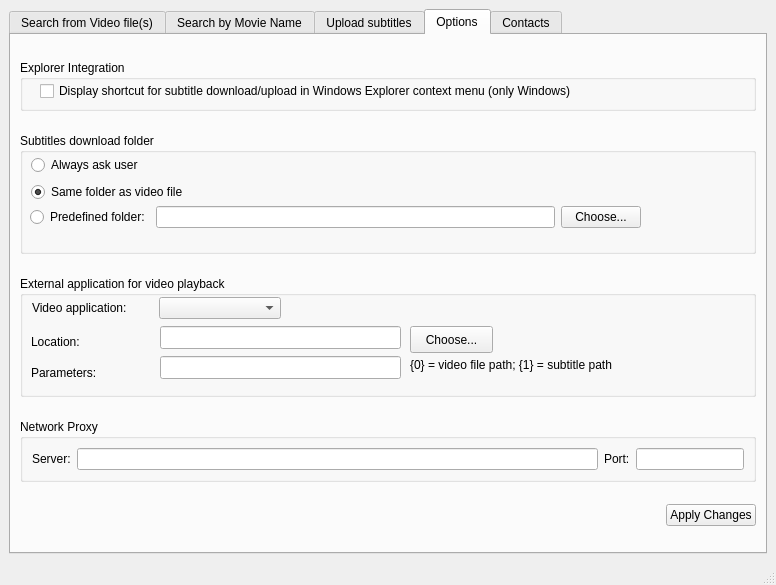
Old version of the form gui/main.ui in the repository mamboitaliano21/subdownloader.
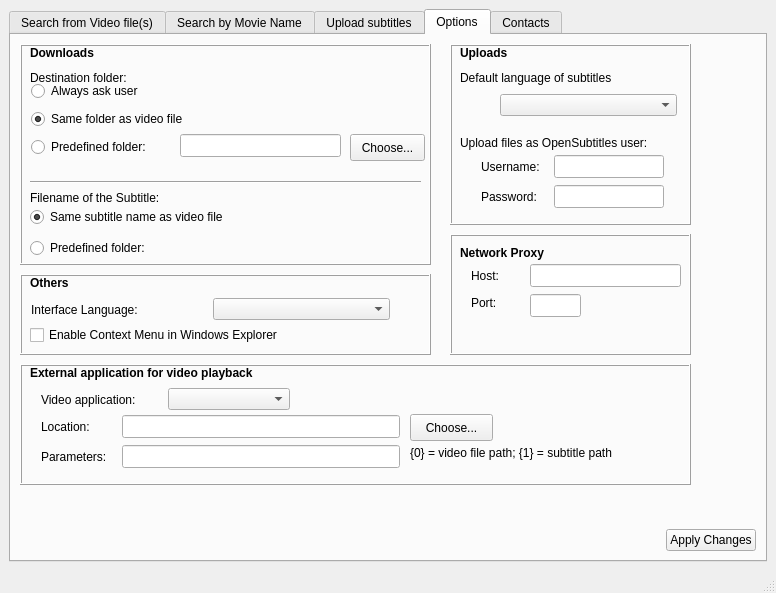
New version of the form. The open tabs and pages were chosen to show the change. Icons and pictures are not drawn. Custom widgets are drawn as their Qt base class.

Commit message: Interface has changed for the Options TAB.

The edit to the form file:
```diff
--- a/gui/main.ui
+++ b/gui/main.ui
@@ -6,7 +6,7 @@
     <x>0</x>
     <y>0</y>
     <width>776</width>
-    <height>585</height>
+    <height>593</height>
    </rect>
   </property>
   <property name="windowTitle" >
@@ -734,277 +734,594 @@
        </attribute>
        <layout class="QVBoxLayout" >
         <item>
-         <widget class="QGroupBox" name="groupBox_3" >
-          <property name="sizePolicy" >
-           <sizepolicy vsizetype="Fixed" hsizetype="Expanding" >
-            <horstretch>0</horstretch>
-            <verstretch>0</verstretch>
-           </sizepolicy>
+         <widget class="QFrame" name="frame_6" >
+          <property name="frameShape" >
+           <enum>QFrame::NoFrame</enum>
           </property>
-          <property name="minimumSize" >
-           <size>
-            <width>0</width>
-            <height>51</height>
-           </size>
+          <property name="frameShadow" >
+           <enum>QFrame::Raised</enum>
           </property>
-          <property name="title" >
-           <string>Explorer Integration</string>
-          </property>
-          <widget class="QCheckBox" name="checkBox" >
+          <widget class="QFrame" name="frame_4" >
            <property name="geometry" >
             <rect>
-             <x>20</x>
-             <y>20</y>
-             <width>621</width>
-             <height>22</height>
+             <x>430</x>
+             <y>190</y>
+             <width>241</width>
+             <height>121</height>
             </rect>
            </property>
-           <property name="sizePolicy" >
-            <sizepolicy vsizetype="Preferred" hsizetype="Maximum" >
-             <horstretch>0</horstretch>
-             <verstretch>0</verstretch>
-            </sizepolicy>
+           <property name="frameShape" >
+            <enum>QFrame::Box</enum>
            </property>
-           <property name="minimumSize" >
-            <size>
-             <width>0</width>
-             <height>22</height>
-            </size>
+           <property name="frameShadow" >
+            <enum>QFrame::Raised</enum>
            </property>
-           <property name="text" >
-            <string>Display shortcut for subtitle download/upload in Windows Explorer context menu (only Windows)</string>
-           </property>
+           <widget class="QLabel" name="label_22" >
+            <property name="geometry" >
+             <rect>
+              <x>10</x>
+              <y>10</y>
+              <width>111</width>
+              <height>18</height>
+             </rect>
+            </property>
+            <property name="font" >
+             <font>
+              <weight>75</weight>
+              <bold>true</bold>
+             </font>
+            </property>
+            <property name="text" >
+             <string>Network Proxy</string>
+            </property>
+           </widget>
+           <widget class="QLineEdit" name="lineEdit" >
+            <property name="geometry" >
+             <rect>
+              <x>80</x>
+              <y>30</y>
+              <width>151</width>
+              <height>23</height>
+             </rect>
+            </property>
+           </widget>
+           <widget class="QLabel" name="label_14" >
+            <property name="geometry" >
+             <rect>
+              <x>21</x>
+              <y>58</y>
+              <width>44</width>
+              <height>22</height>
+             </rect>
+            </property>
+            <property name="text" >
+             <string>Port:</string>
+            </property>
+           </widget>
+           <widget class="QLineEdit" name="lineEdit_3" >
+            <property name="geometry" >
+             <rect>
+              <x>80</x>
+              <y>60</y>
+              <width>51</width>
+              <height>23</height>
+             </rect>
+            </property>
+            <property name="sizePolicy" >
+             <sizepolicy vsizetype="Fixed" hsizetype="Fixed" >
+              <horstretch>0</horstretch>
+              <verstretch>0</verstretch>
+             </sizepolicy>
+            </property>
+           </widget>
+           <widget class="QLabel" name="label_13" >
+            <property name="geometry" >
+             <rect>
+              <x>21</x>
+              <y>31</y>
+              <width>44</width>
+              <height>22</height>
+             </rect>
+            </property>
+            <property name="text" >
+             <string>Host:</string>
+            </property>
+           </widget>
           </widget>
-         </widget>
-        </item>
-        <item>
-         <widget class="QGroupBox" name="groupBox_5" >
-          <property name="sizePolicy" >
-           <sizepolicy vsizetype="Fixed" hsizetype="Expanding" >
-            <horstretch>0</horstretch>
-            <verstretch>0</verstretch>
-           </sizepolicy>
-          </property>
-          <property name="minimumSize" >
-           <size>
-            <width>0</width>
-            <height>121</height>
-           </size>
-          </property>
-          <property name="title" >
-           <string>Subtitles download folder</string>
-          </property>
-          <widget class="QWidget" name="" >
+          <widget class="QFrame" name="frame_3" >
            <property name="geometry" >
             <rect>
-             <x>10</x>
-             <y>70</y>
-             <width>611</width>
-             <height>29</height>
+             <x>0</x>
+             <y>320</y>
+             <width>671</width>
+             <height>121</height>
             </rect>
            </property>
-           <layout class="QHBoxLayout" >
-            <item>
-             <widget class="QRadioButton" name="radioButton_3" >
-              <property name="text" >
-               <string>Predefined folder:</string>
-              </property>
-             </widget>
-            </item>
-            <item>
-             <widget class="QLineEdit" name="lineEdit_6" />
-            </item>
-            <item>
-             <widget class="QPushButton" name="pushButton_3" >
-              <property name="text" >
-               <string>Choose...</string>
-              </property>
-             </widget>
-            </item>
-           </layout>
-          </widget>
-          <widget class="QWidget" name="" >
-           <property name="geometry" >
-            <rect>
-             <x>11</x>
-             <y>21</y>
-             <width>179</width>
-             <height>49</height>
-            </rect>
+           <property name="frameShape" >
+            <enum>QFrame::Box</enum>
            </property>
-           <layout class="QVBoxLayout" >
-            <item>
-             <widget class="QRadioButton" name="radioButton" >
-              <property name="text" >
-               <string>Always ask user</string>
-              </property>
-             </widget>
-            </item>
-            <item>
-             <widget class="QRadioButton" name="radioButton_2" >
-              <property name="text" >
-               <string>Same folder as video file</string>
-              </property>
-              <property name="checked" >
-               <bool>true</bool>
-              </property>
-             </widget>
-            </item>
-           </layout>
-          </widget>
-         </widget>
-        </item>
-        <item>
-         <widget class="QGroupBox" name="groupBox_6" >
-          <property name="sizePolicy" >
-           <sizepolicy vsizetype="Fixed" hsizetype="Expanding" >
-            <horstretch>0</horstretch>
-            <verstretch>0</verstretch>
-           </sizepolicy>
-          </property>
-          <property name="minimumSize" >
-           <size>
-            <width>0</width>
-            <height>121</height>
-           </size>
-          </property>
-          <property name="title" >
-           <string>External application for video playback</string>
-          </property>
-          <widget class="QComboBox" name="comboBox_2" >
-           <property name="geometry" >
-            <rect>
-             <x>139</x>
-             <y>21</y>
-             <width>122</width>
-             <height>22</height>
-            </rect>
+           <property name="frameShadow" >
+            <enum>QFrame::Raised</enum>
            </property>
+           <widget class="QLabel" name="label_15" >
+            <property name="geometry" >
+             <rect>
+              <x>21</x>
+              <y>21</y>
+              <width>122</width>
+              <height>29</height>
+             </rect>
+            </property>
+            <property name="text" >
+             <string>Video application:</string>
+            </property>
+           </widget>
+           <widget class="QComboBox" name="comboBox_2" >
+            <property name="geometry" >
+             <rect>
+              <x>148</x>
+              <y>24</y>
+              <width>122</width>
+              <height>22</height>
+             </rect>
+            </property>
+           </widget>
+           <widget class="QLabel" name="label_18" >
+            <property name="geometry" >
+             <rect>
+              <x>390</x>
+              <y>80</y>
+              <width>260</width>
+              <height>18</height>
+             </rect>
+            </property>
+            <property name="text" >
+             <string>{0} = video file path; {1} = subtitle path</string>
+            </property>
+           </widget>
+           <widget class="QPushButton" name="pushButton" >
+            <property name="geometry" >
+             <rect>
+              <x>390</x>
+              <y>50</y>
+              <width>83</width>
+              <height>27</height>
+             </rect>
+            </property>
+            <property name="text" >
+             <string>Choose...</string>
+            </property>
+           </widget>
+           <widget class="QLabel" name="label_21" >
+            <property name="geometry" >
+             <rect>
+              <x>10</x>
+              <y>0</y>
+              <width>281</width>
+              <height>18</height>
+             </rect>
+            </property>
+            <property name="font" >
+             <font>
+              <weight>75</weight>
+              <bold>true</bold>
+             </font>
+            </property>
+            <property name="text" >
+             <string>External application for video playback</string>
+            </property>
+           </widget>
+           <widget class="QLabel" name="label_17" >
+            <property name="geometry" >
+             <rect>
+              <x>21</x>
+              <y>81</y>
+              <width>76</width>
+              <height>23</height>
+             </rect>
+            </property>
+            <property name="text" >
+             <string>Parameters:</string>
+            </property>
+           </widget>
+           <widget class="QLabel" name="label_16" >
+            <property name="geometry" >
+             <rect>
+              <x>21</x>
+              <y>51</y>
+              <width>76</width>
+              <height>23</height>
+             </rect>
+            </property>
+            <property name="text" >
+             <string>Location:</string>
+            </property>
+           </widget>
+           <widget class="QLineEdit" name="lineEdit_4" >
+            <property name="geometry" >
+             <rect>
+              <x>102</x>
+              <y>51</y>
+              <width>278</width>
+              <height>23</height>
+             </rect>
+            </property>
+           </widget>
+           <widget class="QLineEdit" name="lineEdit_5" >
+            <property name="geometry" >
+             <rect>
+              <x>102</x>
+              <y>81</y>
+              <width>278</width>
+              <height>23</height>
+             </rect>
+            </property>
+           </widget>
           </widget>
-          <widget class="QPushButton" name="pushButton" >
+          <widget class="QFrame" name="frame_2" >
            <property name="geometry" >
             <rect>
-             <x>390</x>
-             <y>50</y>
-             <width>83</width>
-             <height>27</height>
+             <x>0</x>
+             <y>0</y>
+             <width>411</width>
+             <height>221</height>
             </rect>
            </property>
-           <property name="text" >
-            <string>Choose...</string>
+           <property name="frameShape" >
+            <enum>QFrame::Box</enum>
            </property>
-          </widget>
-          <widget class="QLabel" name="label_18" >
-           <property name="geometry" >
-            <rect>
-             <x>390</x>
-             <y>80</y>
-             <width>260</width>
-             <height>18</height>
-            </rect>
+           <property name="frameShadow" >
+            <enum>QFrame::Raised</enum>
            </property>
-           <property name="text" >
-            <string>{0} = video file path; {1} = subtitle path</string>
-           </property>
+           <widget class="QLabel" name="label_20" >
+            <property name="geometry" >
+             <rect>
+              <x>10</x>
+              <y>0</y>
+              <width>142</width>
+              <height>18</height>
+             </rect>
+            </property>
+            <property name="font" >
+             <font>
+              <weight>75</weight>
+              <bold>true</bold>
+             </font>
+            </property>
+            <property name="text" >
+             <string>Downloads</string>
+            </property>
+           </widget>
+           <widget class="QLineEdit" name="lineEdit_6" >
+            <property name="geometry" >
+             <rect>
+              <x>160</x>
+              <y>90</y>
+              <width>161</width>
+              <height>23</height>
+             </rect>
+            </property>
+           </widget>
+           <widget class="QLabel" name="label_25" >
+            <property name="geometry" >
+             <rect>
+              <x>10</x>
+              <y>140</y>
+              <width>161</width>
+              <height>27</height>
+             </rect>
+            </property>
+            <property name="text" >
+             <string>Filename of the Subtitle:</string>
+            </property>
+           </widget>
+           <widget class="QWidget" name="layoutWidget" >
+            <property name="geometry" >
+             <rect>
+              <x>10</x>
+              <y>158</y>
+              <width>291</width>
+              <height>61</height>
+             </rect>
+            </property>
+            <layout class="QVBoxLayout" >
+             <item>
+              <widget class="QRadioButton" name="radioButton_5" >
+               <property name="text" >
+                <string>Same subtitle name as video file</string>
+               </property>
+               <property name="checked" >
+                <bool>true</bool>
+               </property>
+              </widget>
+             </item>
+             <item>
+              <widget class="QRadioButton" name="radioButton_6" >
+               <property name="text" >
+                <string>Predefined folder:</string>
+               </property>
+              </widget>
+             </item>
+            </layout>
+           </widget>
+           <widget class="QPushButton" name="pushButton_3" >
+            <property name="geometry" >
+             <rect>
+              <x>330</x>
+              <y>90</y>
+              <width>75</width>
+              <height>27</height>
+             </rect>
+            </property>
+            <property name="text" >
+             <string>Choose...</string>
+            </property>
+           </widget>
+           <widget class="Line" name="line_5" >
+            <property name="geometry" >
+             <rect>
+              <x>10</x>
+              <y>130</y>
+              <width>391</width>
+              <height>16</height>
+             </rect>
+            </property>
+            <property name="orientation" >
+             <enum>Qt::Horizontal</enum>
+            </property>
+           </widget>
+           <widget class="QLabel" name="label_26" >
+            <property name="geometry" >
+             <rect>
+              <x>10</x>
+              <y>20</y>
+              <width>161</width>
+              <height>27</height>
+             </rect>
+            </property>
+            <property name="text" >
+             <string>Destination folder:</string>
+            </property>
+           </widget>
+           <widget class="QWidget" name="" >
+            <property name="geometry" >
+             <rect>
+              <x>11</x>
+              <y>35</y>
+              <width>211</width>
+              <height>81</height>
+             </rect>
+            </property>
+            <layout class="QVBoxLayout" >
+             <item>
+              <widget class="QRadioButton" name="radioButton" >
+               <property name="text" >
+                <string>Always ask user</string>
+               </property>
+              </widget>
+             </item>
+             <item>
+              <widget class="QRadioButton" name="radioButton_2" >
+               <property name="text" >
+                <string>Same folder as video file</string>
+               </property>
+               <property name="checked" >
+                <bool>true</bool>
+               </property>
+              </widget>
+             </item>
+             <item>
+              <widget class="QRadioButton" name="radioButton_3" >
+               <property name="text" >
+                <string>Predefined folder:</string>
+               </property>
+              </widget>
+             </item>
+            </layout>
+           </widget>
           </widget>
-          <widget class="QLabel" name="label_17" >
+          <widget class="QFrame" name="frame" >
            <property name="geometry" >
             <rect>
-             <x>11</x>
-             <y>84</y>
-             <width>112</width>
-             <height>26</height>
+             <x>0</x>
+             <y>230</y>
+             <width>411</width>
+             <height>81</height>
             </rect>
            </property>
-           <property name="text" >
-            <string>Parameters:</string>
+           <property name="frameShape" >
+            <enum>QFrame::Box</enum>
            </property>
-          </widget>
-          <widget class="QLabel" name="label_16" >
-           <property name="geometry" >
-            <rect>
-             <x>11</x>
-             <y>52</y>
-             <width>112</width>
-             <height>27</height>
-            </rect>
+           <property name="frameShadow" >
+            <enum>QFrame::Raised</enum>
            </property>
-           <property name="text" >
-            <string>Location:</string>
+           <property name="lineWidth" >
+            <number>1</number>
            </property>
+           <widget class="QLabel" name="label_19" >
+            <property name="geometry" >
+             <rect>
+              <x>10</x>
+              <y>0</y>
+              <width>142</width>
+              <height>18</height>
+             </rect>
+            </property>
+            <property name="font" >
+             <font>
+              <weight>75</weight>
+              <bold>true</bold>
+             </font>
+            </property>
+            <property name="text" >
+             <string>Others</string>
+            </property>
+           </widget>
+           <widget class="QCheckBox" name="checkBox" >
+            <property name="geometry" >
+             <rect>
+              <x>10</x>
+              <y>50</y>
+              <width>291</width>
+              <height>22</height>
+             </rect>
+            </property>
+            <property name="sizePolicy" >
+             <sizepolicy vsizetype="Preferred" hsizetype="Maximum" >
+              <horstretch>0</horstretch>
+              <verstretch>0</verstretch>
+             </sizepolicy>
+            </property>
+            <property name="minimumSize" >
+             <size>
+              <width>0</width>
+              <height>22</height>
+             </size>
+            </property>
+            <property name="text" >
+             <string>Enable Context Menu in Windows Explorer</string>
+            </property>
+           </widget>
+           <widget class="QComboBox" name="comboBox_3" >
+            <property name="geometry" >
+             <rect>
+              <x>193</x>
+              <y>24</y>
+              <width>177</width>
+              <height>22</height>
+             </rect>
+            </property>
+           </widget>
+           <widget class="QLabel" name="label_24" >
+            <property name="geometry" >
+             <rect>
+              <x>11</x>
+              <y>21</y>
+              <width>177</width>
+              <height>29</height>
+             </rect>
+            </property>
+            <property name="font" >
+             <font>
+              <weight>50</weight>
+              <bold>false</bold>
+             </font>
+            </property>
+            <property name="text" >
+             <string>Interface Language:</string>
+            </property>
+           </widget>
           </widget>
-          <widget class="QLineEdit" name="lineEdit_4" >
+          <widget class="QFrame" name="frame_7" >
            <property name="geometry" >
             <rect>
-             <x>140</x>
-             <y>50</y>
+             <x>430</x>
+             <y>0</y>
              <width>241</width>
-             <height>23</height>
+             <height>181</height>
             </rect>
            </property>
-          </widget>
-          <widget class="QLineEdit" name="lineEdit_5" >
-           <property name="geometry" >
-            <rect>
-             <x>140</x>
-             <y>80</y>
-             <width>241</width>
-             <height>23</height>
-            </rect>
+           <property name="frameShape" >
+            <enum>QFrame::Box</enum>
            </property>
-          </widget>
-          <widget class="QLabel" name="label_15" >
-           <property name="geometry" >
-            <rect>
-             <x>12</x>
-             <y>21</y>
-             <width>122</width>
-             <height>22</height>
-            </rect>
+           <property name="frameShadow" >
+            <enum>QFrame::Raised</enum>
            </property>
-           <property name="text" >
-            <string>Video application:</string>
-           </property>
-          </widget>
-         </widget>
-        </item>
-        <item>
-         <widget class="QGroupBox" name="groupBox_7" >
-          <property name="sizePolicy" >
-           <sizepolicy vsizetype="Fixed" hsizetype="Expanding" >
-            <horstretch>0</horstretch>
-            <verstretch>0</verstretch>
-           </sizepolicy>
-          </property>
-          <property name="minimumSize" >
-           <size>
-            <width>0</width>
-            <height>62</height>
-           </size>
-          </property>
-          <property name="title" >
-           <string>Network Proxy</string>
-          </property>
-          <layout class="QHBoxLayout" >
-           <item>
-            <widget class="QLabel" name="label_13" >
+           <widget class="QLabel" name="label_27" >
+            <property name="geometry" >
+             <rect>
+              <x>10</x>
+              <y>0</y>
+              <width>142</width>
+              <height>18</height>
+             </rect>
+            </property>
+            <property name="font" >
+             <font>
+              <weight>75</weight>
+              <bold>true</bold>
+             </font>
+            </property>
+            <property name="text" >
+             <string>Uploads</string>
+            </property>
+           </widget>
+           <widget class="QLabel" name="label_28" >
+            <property name="geometry" >
+             <rect>
+              <x>10</x>
+              <y>20</y>
+              <width>191</width>
+              <height>27</height>
+             </rect>
+            </property>
+            <property name="text" >
+             <string>Default language of subtitles</string>
+            </property>
+           </widget>
+           <widget class="QComboBox" name="comboBox_4" >
+            <property name="geometry" >
+             <rect>
+              <x>50</x>
+              <y>50</y>
+              <width>177</width>
+              <height>22</height>
+             </rect>
+            </property>
+           </widget>
+           <widget class="QFrame" name="frame_5" >
+            <property name="geometry" >
+             <rect>
+              <x>0</x>
+              <y>80</y>
+              <width>241</width>
+              <height>91</height>
+             </rect>
+            </property>
+            <property name="frameShape" >
+             <enum>QFrame::NoFrame</enum>
+            </property>
+            <property name="frameShadow" >
+             <enum>QFrame::Raised</enum>
+            </property>
+            <widget class="QLabel" name="label_38" >
+             <property name="geometry" >
+              <rect>
+               <x>10</x>
+               <y>10</y>
+               <width>220</width>
+               <height>18</height>
+              </rect>
+             </property>
+             <property name="font" >
+              <font>
+               <weight>50</weight>
+               <bold>false</bold>
+              </font>
+             </property>
              <property name="text" >
-              <string>Server:</string>
+              <string>Upload files as OpenSubtitles user:</string>
              </property>
             </widget>
-           </item>
-           <item>
-            <widget class="QLineEdit" name="lineEdit" />
-           </item>
-           <item>
-            <widget class="QLabel" name="label_14" >
-             <property name="text" >
-              <string>Port:</string>
+            <widget class="QLineEdit" name="lineEdit_13" >
+             <property name="geometry" >
+              <rect>
+               <x>104</x>
+               <y>31</y>
+               <width>110</width>
+               <height>23</height>
+              </rect>
              </property>
             </widget>
-           </item>
-           <item>
-            <widget class="QLineEdit" name="lineEdit_3" >
+            <widget class="QLineEdit" name="lineEdit_14" >
+             <property name="geometry" >
+              <rect>
+               <x>104</x>
+               <y>61</y>
+               <width>110</width>
+               <height>23</height>
+              </rect>
+             </property>
              <property name="sizePolicy" >
               <sizepolicy vsizetype="Fixed" hsizetype="Fixed" >
                <horstretch>0</horstretch>
@@ -1012,8 +1329,34 @@
               </sizepolicy>
              </property>
             </widget>
-           </item>
-          </layout>
+            <widget class="QLabel" name="label_39" >
+             <property name="geometry" >
+              <rect>
+               <x>31</x>
+               <y>31</y>
+               <width>68</width>
+               <height>23</height>
+              </rect>
+             </property>
+             <property name="text" >
+              <string>Username:</string>
+             </property>
+            </widget>
+            <widget class="QLabel" name="label_40" >
+             <property name="geometry" >
+              <rect>
+               <x>31</x>
+               <y>61</y>
+               <width>68</width>
+               <height>23</height>
+              </rect>
+             </property>
+             <property name="text" >
+              <string>Password:</string>
+             </property>
+            </widget>
+           </widget>
+          </widget>
          </widget>
         </item>
         <item>
```
Left out of the diff: 37 changed lines with no effect on the pictures. The commit also changes 3 other files.
